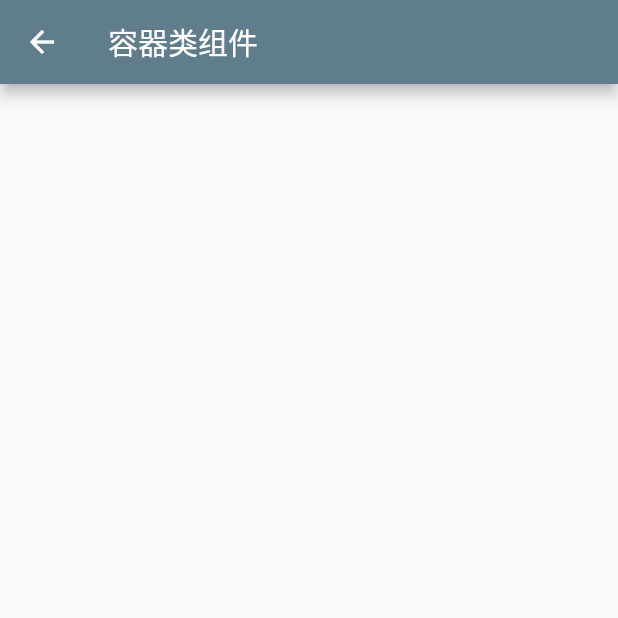
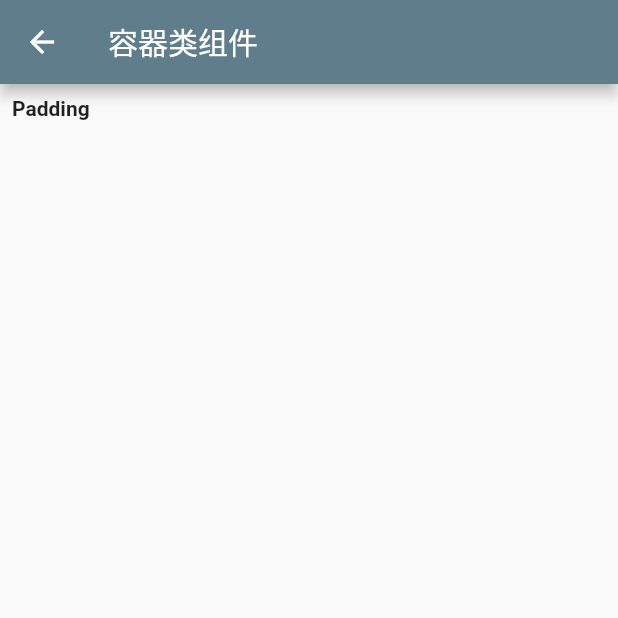
Before and after one commit to Petterpx/FlutterQuickExample, a Flutter app: the ContainerWidgetsList screen opened directly, on a phone screen of 412 x 824 dp, the top half of it. Run offline on Flutter 3.47's test engine with Material 2 defaults, Android fonts, the phone set to English and light mode, and no system bars; our stand-ins replace fluttertoast; missing offline and left inert: dart:ffi, dart:html, simple_logger.

Commit message:
feat:加入Padding示例

```diff
--- a/lib/example/container_widgets_list.dart
+++ b/lib/example/container_widgets_list.dart
@@ -1,3 +1,5 @@
+import 'package:cloud_flutter_app/example/cotainer_widgets/padding_widget.dart';
+import 'package:cloud_flutter_app/utils/util_view.dart';
 import 'package:flutter/cupertino.dart';
 import 'package:flutter/material.dart';
 
@@ -9,7 +11,9 @@ class ContainerWidgetsList extends StatelessWidget {
   Widget build(BuildContext context) => Scaffold(
         appBar: AppBar(title: Text("容器类组件")),
         body: Column(
-          children: [],
+          children: [
+            showSampleStateFulWidget(context, "Padding", PaddingWidget())
+          ],
         ),
       );
 }
--- /dev/null
+++ b/lib/example/cotainer_widgets/padding_widget.dart
@@ -0,0 +1,46 @@
+import 'package:flutter/cupertino.dart';
+import 'package:flutter/material.dart';
+
+///
+/// PaddingWidget
+/// */
+class PaddingWidget extends StatelessWidget {
+  @override
+  Widget build(BuildContext context) =>
+      Container(
+        constraints: BoxConstraints.expand(),
+        color: Colors.white70,
+        child: Padding(
+          //所有方向均使用
+          padding: EdgeInsets.all(16),
+          child: Column(
+            crossAxisAlignment: CrossAxisAlignment.start,
+            children: [
+              Padding(
+                //左边添加8像素
+                padding: EdgeInsets.only(left: 8.0),
+                child: Text("hello word"),
+              ),
+              Padding(
+                //左边添加8像素，上边添加20像素
+                padding: EdgeInsets.only(left: 8.0,top: 20),
+                child: Text("Flutter UI"),
+              ),
+              Padding(
+                //上下各添加8像素
+                padding: EdgeInsets.symmetric(vertical: 8),
+                child: Text("symmetric-对称方向填充"),
+              ),
+              Padding(
+                padding: EdgeInsets.only(left: 8.0),
+                child: Text("only-具体某个方向填充"),
+              ),
+              Padding(
+                padding: EdgeInsets.fromLTRB(40,40,40,40),
+                child: Text("fromLTRB-指定四个方向"),
+              ),
+            ],
+          ),
+        ),
+      );
+}
--- a/lib/main.dart
+++ b/lib/main.dart
@@ -1,5 +1,6 @@
 // @dart=2.9
 import 'dart:async';
+import 'package:cloud_flutter_app/example/container_widgets_list.dart';
 import 'package:cloud_flutter_app/example/layout_widgets_list.dart';
 import 'package:cloud_flutter_app/test/test_form_widget.dart';
 import 'package:cloud_flutter_app/utils/util_view.dart';
@@ -46,6 +47,7 @@ class _ListViewState extends State {
           showButtonToPush(context, "状态管理", StatusManager()),
           showButtonToPush(context, "常见Widget", BasisWidgetList()),
           showButtonToPush(context, "布局类组件", LayoutWidgetsList()),
+          showButtonToPush(context, "容器类组件", ContainerWidgetsList()),
         ],
       ));
 
```
Also changed, not shown: 1 other file.
